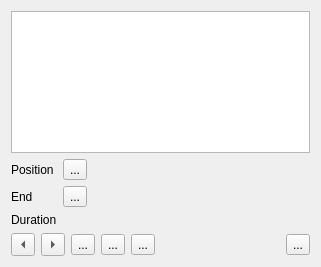
First picture: the form in src/ui/editsub_ui.ui, repository KDE/kdenlive, before the edit.
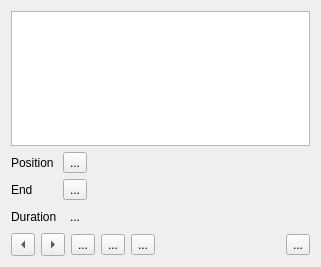
Second picture: the form after the edit.

Commit message: Allow moving subtitle through subtitle widget

```diff
--- a/src/ui/editsub_ui.ui
+++ b/src/ui/editsub_ui.ui
@@ -133,6 +133,22 @@
      </property>
     </widget>
    </item>
+   <item row="3" column="1">
+    <widget class="QToolButton" name="buttonLock">
+     <property name="text">
+      <string>...</string>
+     </property>
+     <property name="checkable">
+      <bool>true</bool>
+     </property>
+     <property name="autoRaise">
+      <bool>true</bool>
+     </property>
+    </widget>
+   </item>
+   <item row="3" column="2" colspan="3">
+    <layout class="QHBoxLayout" name="duration_box"/>
+   </item>
   </layout>
  </widget>
  <resources/>
```
Left out of the diff: 3 changed lines with no effect on the pictures. The commit also changes 4 other files.
